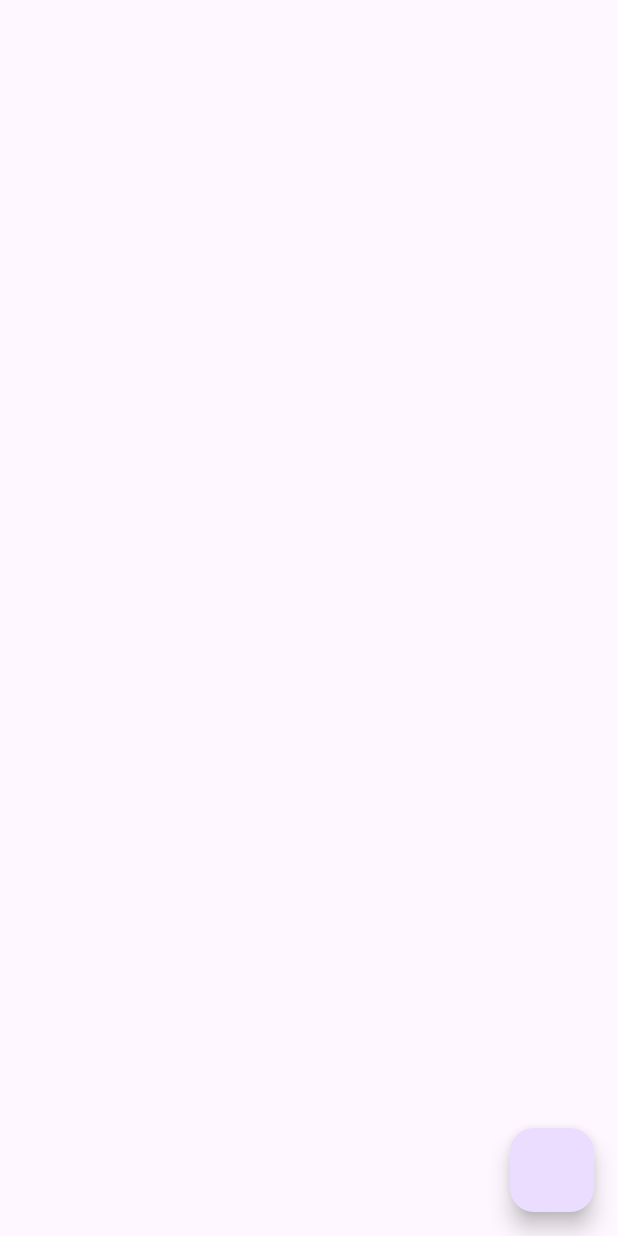
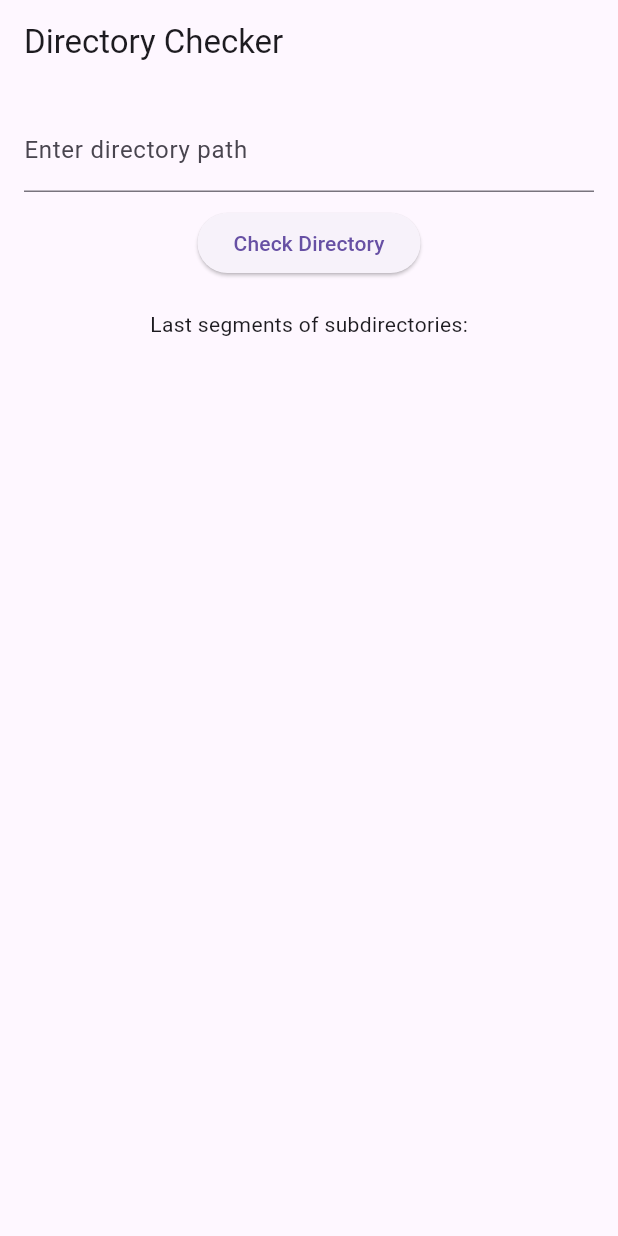
Before and after one commit to KingDrofd/gamesave, a Flutter app: the screen it shows after launch, on a phone screen of 412 x 824 dp. Run offline on Flutter 3.47's test engine with Material 3 defaults, Android fonts, the phone set to English and light mode, and no system bars.

Commit message:
Add: -directory_handler(still needs work) -added search folders ability

```diff
--- /dev/null
+++ b/devtools_options.yaml
@@ -0,0 +1 @@
+extensions:
--- a/lib/main.dart
+++ b/lib/main.dart
@@ -1,57 +1,87 @@
+import 'dart:io';
 import 'package:flutter/material.dart';
-import 'package:gamesave/utils/directory_handler.dart';
 
 void main() {
-  runApp(const MyApp());
+  runApp(MyApp());
 }
 
 class MyApp extends StatelessWidget {
-  const MyApp({super.key});
-
   @override
   Widget build(BuildContext context) {
     return MaterialApp(
-      title: 'Flutter Demo',
-      theme: ThemeData(
-        colorScheme: ColorScheme.fromSeed(seedColor: Colors.deepPurple),
-        useMaterial3: true,
-      ),
-      home: const LandingPage(),
+      home: MyHomePage(),
     );
   }
 }
 
-class LandingPage extends StatefulWidget {
-  const LandingPage({super.key});
-
+class MyHomePage extends StatefulWidget {
   @override
-  State<LandingPage> createState() => _LandingPageState();
+  _MyHomePageState createState() => _MyHomePageState();
 }
 
-class _LandingPageState extends State<LandingPage> {
-  String path = "";
-  @override
-  void initState() {
-    initialize();
-    super.initState();
+class _MyHomePageState extends State<MyHomePage> {
+  TextEditingController _directoryPathController = TextEditingController();
+  List<String> lastSegments = [];
+
+  void _checkDirectory() {
+    String basePath = _directoryPathController.text;
+
+    Directory baseDirectory = Directory(basePath);
+    if (baseDirectory.existsSync()) {
+      List<Directory> subdirectories = baseDirectory
+          .listSync()
+          .where((entity) => entity is Directory)
+          .cast<Directory>()
+          .toList();
+
+      lastSegments = subdirectories.map((subdirectory) {
+        List<String> pathSegments =
+            subdirectory.path.split(Platform.pathSeparator);
+        return pathSegments.isNotEmpty ? pathSegments.last : '';
+      }).toList();
+    } else {
+      lastSegments.clear();
+    }
+
+    setState(() {});
   }
 
-  void initialize() async {
-    path = await directories.getDocumentsPaths();
-    directories.listDrives();
-  }
-
-  Directories directories = Directories();
   @override
   Widget build(BuildContext context) {
     return Scaffold(
-      floatingActionButton: FloatingActionButton(onPressed: () {
-        setState(() {
-          initialize();
-        });
-      }),
-      body: Center(
-        child: Text("$path"),
+      appBar: AppBar(
+        title: Text('Directory Checker'),
+      ),
+      body: Padding(
+        padding: const EdgeInsets.all(16.0),
+        child: Column(
+          children: [
+            TextField(
+              controller: _directoryPathController,
+              decoration: InputDecoration(labelText: 'Enter directory path'),
+            ),
+            SizedBox(height: 10),
+            ElevatedButton(
+              onPressed: _checkDirectory,
+              child: Text('Check Directory'),
+            ),
+            SizedBox(height: 20),
+            Text('Last segments of subdirectories:'),
+            Expanded(
+              child: ListView.builder(
+                itemCount: lastSegments.length,
+                itemBuilder: (context, index) {
+                  return ListTile(
+                    title: SelectableText(lastSegments[index]),
+                    onTap: () {
+                      setState(() {});
+                    },
+                  );
+                },
+              ),
+            ),
+          ],
+        ),
       ),
     );
   }
```
Also changed, not shown: lib/utils/directory_handler.dart (+20 -6 lines), 1 other file.
